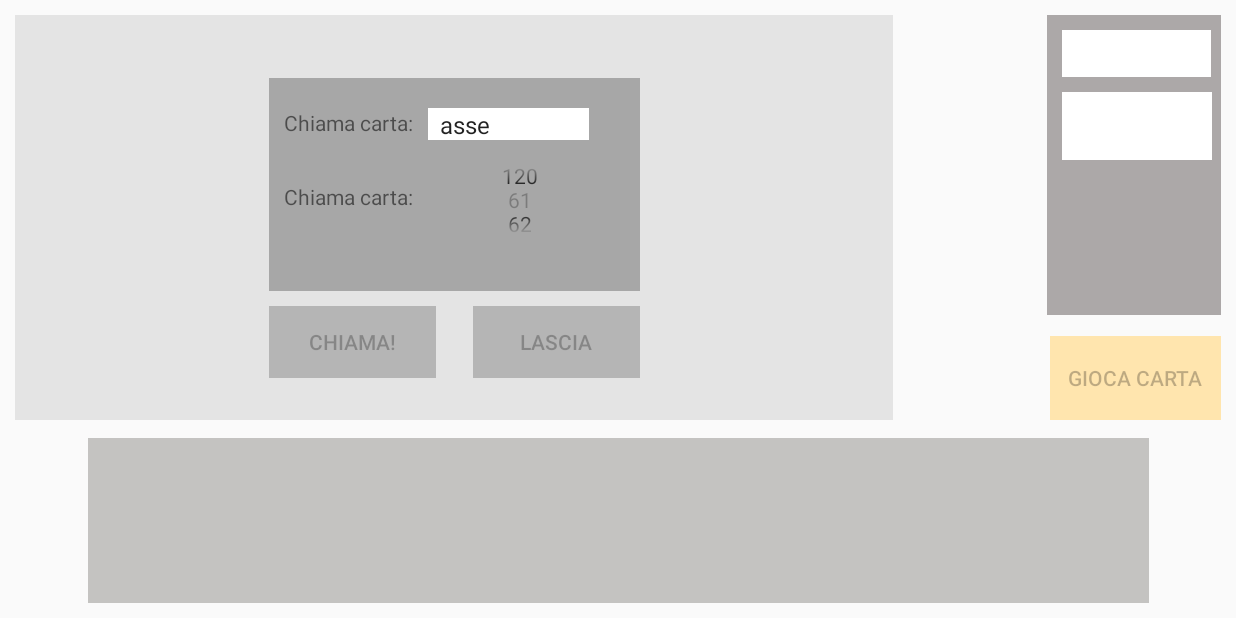
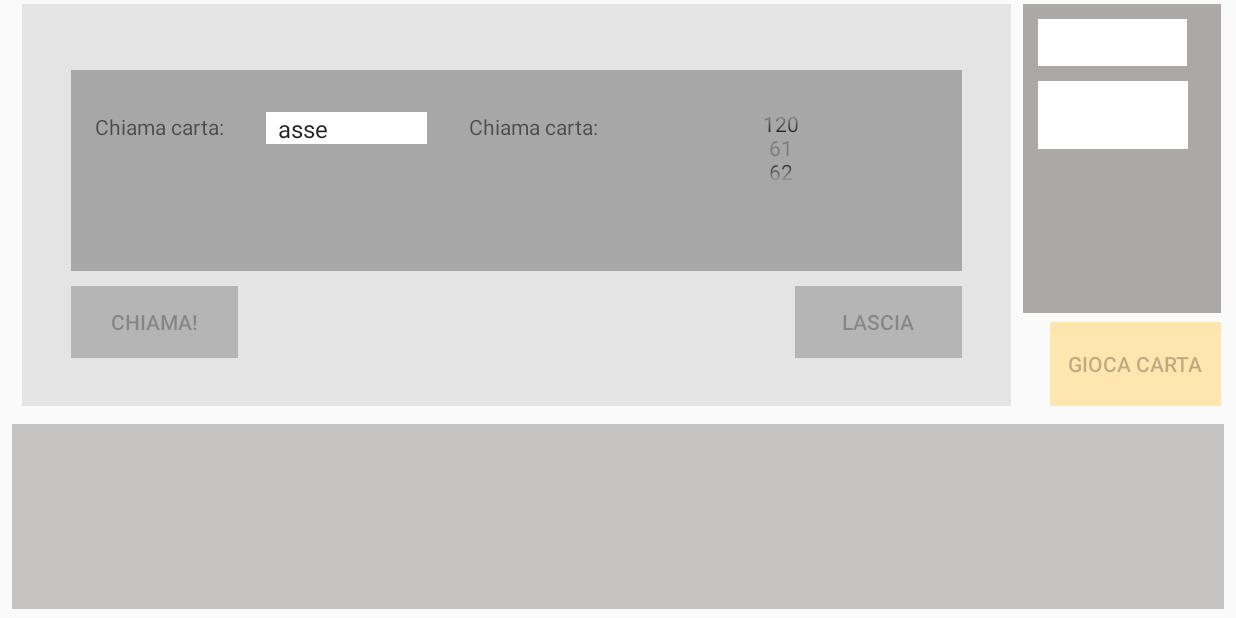
Before and after one commit to marza1993/BriscoloneMobileClient, an Android app: the PartitaActivity screen opened directly, with no data from a screen before it, on a phone screen of 824 x 412 dp (held sideways). Run offline under Robolectric (Android 15) with nearby library versions, the phone set to English and light mode, and no system bars.

Commit message:
Corretto il set Briscola nella classe Giocatore: faceva == con due stringhe invece che equalsIgnoreCase..

```diff
--- a/app/src/main/java/com/example/provasfollo/model/Giocatore.java
+++ b/app/src/main/java/com/example/provasfollo/model/Giocatore.java
@@ -27,8 +27,8 @@ public class Giocatore
     // punteggio attuale del giocatore
     private int punteggio;
 
-    boolean isSocio = false;
-    boolean isChiamante = false;
+    private boolean isSocio = false;
+    private boolean isChiamante = false;
 
     private final String TAG = Giocatore.class.toString();
 
@@ -84,7 +84,7 @@ public class Giocatore
             // una carta sarà null, perchè è già in tavola
             if (c != null)
             {
-                if (c.getSeme() == seme)
+                if (c.getSeme().equalsIgnoreCase(seme))
                 {
                     c.setSemeBriscola();
                 }
@@ -92,7 +92,7 @@ public class Giocatore
         }
 
         // carta giocata
-        if (giocata.getSeme() == seme)
+        if (giocata.getSeme().equalsIgnoreCase(seme))
         {
             giocata.setSemeBriscola();
         }
@@ -106,8 +106,8 @@ public class Giocatore
         {
             if(c != null)
             {
-                if(c.getNome() == Carta.SCALA_CARTE_ASTA[indiceCartaChiamata] &&
-                        c.getSeme() == seme)
+                if(c.getNome().equalsIgnoreCase(Carta.SCALA_CARTE_ASTA[indiceCartaChiamata]) &&
+                        c.getSeme().equalsIgnoreCase(seme))
                 {
                     isSocio = true;
                     break;
@@ -116,8 +116,8 @@ public class Giocatore
         }
 
         // controllo quella in tavola
-        if (giocata.getNome() == Carta.SCALA_CARTE_ASTA[indiceCartaChiamata] &&
-                giocata.getSeme() == seme)
+        if (giocata.getNome().equalsIgnoreCase(Carta.SCALA_CARTE_ASTA[indiceCartaChiamata]) &&
+                giocata.getSeme().equalsIgnoreCase(seme))
         {
             isSocio = true;
         }
--- a/app/src/main/java/com/example/provasfollo/view/VistaCarta.java
+++ b/app/src/main/java/com/example/provasfollo/view/VistaCarta.java
@@ -130,8 +130,8 @@ public class VistaCarta
             {
                 // se la carta era già stata selezionata annullo la selezione
                 cartaSelezionata = false;
-                pictureBox.setLeft(this.left);
-                pictureBox.setTop(this.top);
+                pictureBox.setLeft(pictureBox.getLeft() + 20);
+                pictureBox.setTop(pictureBox.getTop() + 20);
 
                 // segnalo alla activity che la carta corrente non è più selezionata da giocare
                 parentActivity.selezionaDeselezionaCartaDaGiocare(indiceSlot);
@@ -151,8 +151,8 @@ public class VistaCarta
         {
             cartaSelezionata = false;
         }
-        pictureBox.setLeft(this.left);
-        pictureBox.setTop(this.top);
+        pictureBox.setLeft(pictureBox.getLeft() + 20);
+        pictureBox.setTop(pictureBox.getTop() + 20);
     }
 
 
--- a/app/src/main/res/layout/activity_partita.xml
+++ b/app/src/main/res/layout/activity_partita.xml
@@ -8,16 +8,24 @@
     tools:context=".view.PartitaActivity">
 
     <!-- pannello carte mano -->
+
     <androidx.constraintlayout.widget.ConstraintLayout
         android:id="@+id/pannelloCarteMano"
-        android:layout_width="707dp"
-        android:layout_height="110dp"
-        android:layout_marginBottom="10dp"
+
+
         android:background="@color/colorPrimary"
         android:orientation="horizontal"
         app:layout_constraintBottom_toBottomOf="parent"
         app:layout_constraintEnd_toEndOf="parent"
-        app:layout_constraintStart_toStartOf="parent">
+        app:layout_constraintHeight_percent="0.3"
+        app:layout_constraintStart_toStartOf="parent"
+        app:layout_constraintTop_toTopOf="parent"
+        app:layout_constraintVertical_bias="0.98"
+        app:layout_constraintWidth_percent="0.98"
+        android:layout_width="0dp"
+        android:layout_height="0dp">
+
+
 
         <ImageView
             android:id="@+id/cartaMano0"
@@ -118,13 +126,15 @@
     <!-- pannello stato del turno -->
     <androidx.constraintlayout.widget.ConstraintLayout
         android:id="@+id/panelVincitoreTurno"
-        android:layout_width="116dp"
-        android:layout_height="200dp"
         android:layout_marginEnd="10dp"
         android:layout_marginRight="10dp"
         android:background="#ACA8A8"
         app:layout_constraintEnd_toEndOf="parent"
-        app:layout_constraintTop_toTopOf="@+id/pannelloChiamata">
+        app:layout_constraintHeight_percent="0.5"
+        app:layout_constraintTop_toTopOf="@+id/pannelloChiamata"
+        app:layout_constraintWidth_percent="0.16"
+        android:layout_width="0dp"
+        android:layout_height="0dp">
 
         <TextView
             android:id="@+id/txtBriscola"
@@ -157,7 +167,7 @@
             android:layout_marginTop="10dp"
             android:background="#CCCACA"
             app:layout_constraintStart_toStartOf="@+id/txtStatoTurno"
-            app:layout_constraintTop_toBottomOf="@+id/txtStatoTurno" >
+            app:layout_constraintTop_toBottomOf="@+id/txtStatoTurno">
 
             <TextView
                 android:id="@+id/lblSemeCartaChiamata"
@@ -193,17 +203,22 @@
         </androidx.constraintlayout.widget.ConstraintLayout>
 
 
-
     </androidx.constraintlayout.widget.ConstraintLayout>
 
     <!-- pannello tavolo -->
     <androidx.constraintlayout.widget.ConstraintLayout
         android:id="@+id/pannelloTavolo"
-        android:layout_width="585dp"
-        android:layout_height="270dp"
         android:background="@drawable/tavolo"
-        app:layout_constraintStart_toStartOf="@+id/pannelloChiamata"
-        app:layout_constraintTop_toTopOf="@+id/pannelloChiamata">
+        app:layout_constraintBottom_toBottomOf="parent"
+        app:layout_constraintEnd_toEndOf="parent"
+        app:layout_constraintHeight_percent="0.65"
+        app:layout_constraintHorizontal_bias="0.09"
+        app:layout_constraintStart_toStartOf="parent"
+        app:layout_constraintTop_toTopOf="parent"
+        app:layout_constraintVertical_bias="0.01999998"
+        app:layout_constraintWidth_percent="0.8"
+        android:layout_width="0dp"
+        android:layout_height="0dp">
 
         <ImageView
             android:id="@+id/cartaTavolo0"
@@ -318,56 +333,31 @@
     <!-- pannello chiamata carte (asta) -->
     <androidx.constraintlayout.widget.ConstraintLayout
         android:id="@+id/pannelloChiamata"
-        android:layout_width="585dp"
-        android:layout_height="270dp"
-        android:layout_marginStart="10dp"
-        android:layout_marginLeft="10dp"
-        android:layout_marginTop="10dp"
         android:background="#E4E4E4"
+        app:layout_constraintBottom_toBottomOf="parent"
+        app:layout_constraintEnd_toEndOf="parent"
+        app:layout_constraintHeight_percent="0.65"
+        app:layout_constraintHorizontal_bias="0.09"
         app:layout_constraintStart_toStartOf="parent"
-        app:layout_constraintTop_toTopOf="parent">
+        app:layout_constraintTop_toTopOf="parent"
+        app:layout_constraintVertical_bias="0.01999998"
+        app:layout_constraintWidth_percent="0.8"
+        android:layout_width="0dp"
+        android:layout_height="0dp">
 
         <androidx.constraintlayout.widget.ConstraintLayout
             android:id="@+id/pnlInputChiamata"
-            android:layout_width="247dp"
-            android:layout_height="142dp"
             android:background="#A7A7A7"
             app:layout_constraintBottom_toBottomOf="@+id/pannelloChiamata"
             app:layout_constraintEnd_toEndOf="@+id/pannelloChiamata"
+            app:layout_constraintHeight_percent="0.5"
             app:layout_constraintStart_toStartOf="@+id/pannelloChiamata"
             app:layout_constraintTop_toTopOf="@+id/pannelloChiamata"
-            app:layout_constraintVertical_bias="0.32999998">
+            app:layout_constraintVertical_bias="0.32999998"
+            app:layout_constraintWidth_percent="0.9"
+            android:layout_width="0dp"
+            android:layout_height="0dp">
 
-            <TextView
-                android:id="@+id/lblChiamaCarta2"
-                android:layout_width="wrap_content"
-                android:layout_height="wrap_content"
-                android:layout_marginTop="30dp"
-                android:text="Chiama carta:"
-                app:layout_constraintStart_toStartOf="@+id/lblChiamaCarta"
-                app:layout_constraintTop_toBottomOf="@+id/lblChiamaCarta" />
-
-
-            <TextView
-                android:id="@+id/lblChiamaCarta"
-                android:layout_width="wrap_content"
-                android:layout_height="wrap_content"
-                android:layout_marginStart="10dp"
-                android:layout_marginLeft="10dp"
-                android:layout_marginTop="20dp"
-                android:text="Chiama carta:"
-                app:layout_constraintStart_toStartOf="@+id/pnlInputChiamata"
-                app:layout_constraintTop_toTopOf="@+id/pnlInputChiamata" />
-
-            <Spinner
-                android:id="@+id/comboCartaChiamata"
-                android:layout_width="107dp"
-                android:layout_height="21dp"
-                android:layout_marginStart="10dp"
-                android:layout_marginLeft="10dp"
-                android:background="#FFFFFF"
-                app:layout_constraintStart_toEndOf="@+id/lblChiamaCarta"
-                app:layout_constraintTop_toTopOf="@+id/lblChiamaCarta" />
 
             <!--<EditText
                 android:id="@+id/numPunteggioVittoria"
@@ -377,18 +367,49 @@
                 android:inputType="number"
                 app:layout_constraintEnd_toEndOf="@+id/comboCartaChiamata"
                 app:layout_constraintTop_toTopOf="@+id/lblChiamaCarta2" />-->
+
+            <TextView
+                android:id="@+id/lblChiamaCarta2"
+                android:layout_width="wrap_content"
+                android:layout_height="wrap_content"
+                android:layout_marginStart="28dp"
+                android:layout_marginLeft="28dp"
+                android:text="Chiama carta:"
+                app:layout_constraintStart_toEndOf="@+id/comboCartaChiamata"
+                app:layout_constraintTop_toTopOf="@+id/comboCartaChiamata" />
+
+            <TextView
+                android:id="@+id/lblChiamaCarta"
+                android:layout_width="wrap_content"
+                android:layout_height="wrap_content"
+                android:layout_marginStart="16dp"
+                android:layout_marginLeft="16dp"
+                android:layout_marginTop="28dp"
+                android:text="Chiama carta:"
+                app:layout_constraintStart_toStartOf="@+id/pnlInputChiamata"
+                app:layout_constraintTop_toTopOf="@+id/pnlInputChiamata" />
+
+            <Spinner
+                android:id="@+id/comboCartaChiamata"
+                android:layout_width="107dp"
+                android:layout_height="21dp"
+                android:layout_marginStart="28dp"
+                android:layout_marginLeft="28dp"
+                android:background="#FFFFFF"
+                app:layout_constraintStart_toEndOf="@+id/lblChiamaCarta"
+                app:layout_constraintTop_toTopOf="@+id/lblChiamaCarta" />
+
             <NumberPicker
                 android:id="@+id/numPunteggioVittoria"
                 android:layout_width="56dp"
                 android:layout_height="47dp"
-                android:layout_marginTop="16dp"
 
                 android:layout_marginEnd="52dp"
                 android:layout_marginRight="52dp"
                 app:layout_constraintEnd_toEndOf="parent"
-                app:layout_constraintHorizontal_bias="1.0"
+                app:layout_constraintHorizontal_bias="0.698"
                 app:layout_constraintStart_toEndOf="@+id/lblChiamaCarta2"
-                app:layout_constraintTop_toBottomOf="@+id/comboCartaChiamata"></NumberPicker>
+                app:layout_constraintTop_toTopOf="@+id/lblChiamaCarta2"></NumberPicker>
 
         </androidx.constraintlayout.widget.ConstraintLayout>
 
--- a/app/src/main/res/values/strings.xml
+++ b/app/src/main/res/values/strings.xml
@@ -13,6 +13,6 @@
     <string name="btnSceltaSeme">Conferma seme</string>
     <string name="btnEffettuaChiamata">Chiama!</string>
     <!--<string name="IP">192.168.1.100</string>-->
-    <string name="IP">10.227.220.196</string>
+    <string name="IP">10.227.220.170</string>
     <string name="preference_file_key">com.example.provasfollo.PREFERENCE_FILE_KEY</string>
 </resources>
```
